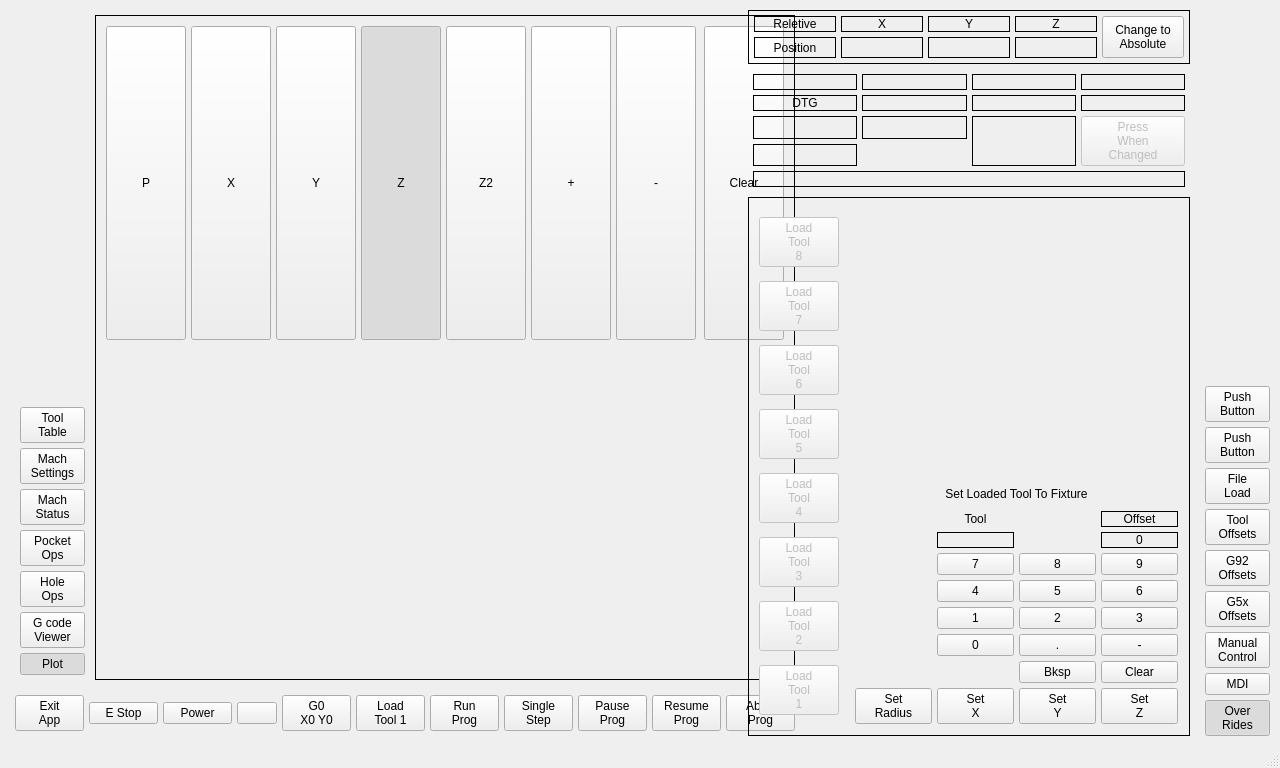
jethornton/mill_touch_v6, file mill_touch_v6/ui/mainwindow.ui: the form before one commit.
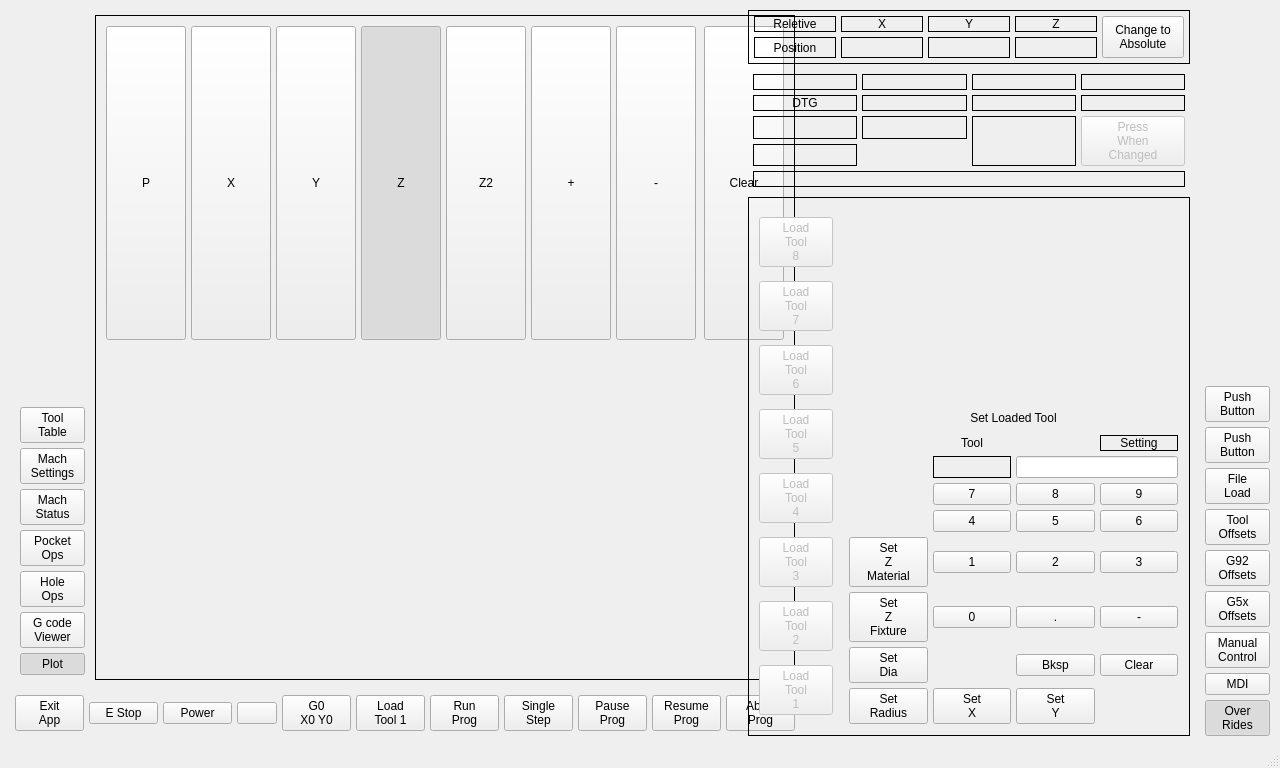
The form after the commit. The open tabs and pages were chosen to show the change. Custom widgets are drawn as their Qt base class.

Commit message: add set tool diameter

```diff
--- a/mill_touch_v6/ui/mainwindow.ui
+++ b/mill_touch_v6/ui/mainwindow.ui
@@ -11,7 +11,7 @@
    </rect>
   </property>
   <property name="sizePolicy">
-   <sizepolicy hsizetype="Minimum" vsizetype="Minimum">
+   <sizepolicy hsizetype="Preferred" vsizetype="Preferred">
     <horstretch>0</horstretch>
     <verstretch>0</verstretch>
    </sizepolicy>
@@ -5888,6 +5888,18 @@
           <layout class="QHBoxLayout" name="horizontalLayout_11">
            <item>
             <widget class="VCPWidget" name="widget">
+             <property name="sizePolicy">
+              <sizepolicy hsizetype="Fixed" vsizetype="Preferred">
+               <horstretch>0</horstretch>
+               <verstretch>0</verstretch>
+              </sizepolicy>
+             </property>
+             <property name="minimumSize">
+              <size>
+               <width>65</width>
+               <height>0</height>
+              </size>
+             </property>
              <property name="rules" stdset="0">
               <string>[{&quot;channels&quot;: [{&quot;url&quot;: &quot;status:enabled&quot;, &quot;trigger&quot;: true}], &quot;property&quot;: &quot;Enable&quot;, &quot;expression&quot;: &quot;ch[0]&quot;, &quot;name&quot;: &quot;Enabled&quot;}]</string>
              </property>
@@ -6054,7 +6066,7 @@
               <item row="1" column="0" colspan="4">
                <widget class="QLabel" name="label_46">
                 <property name="text">
-                 <string>Set Loaded Tool To Fixture</string>
+                 <string>Set Loaded Tool</string>
                 </property>
                 <property name="alignment">
                  <set>Qt::AlignCenter</set>
@@ -6223,17 +6235,6 @@
                    </property>
                   </widget>
                  </item>
-                 <item row="7" column="3">
-                  <widget class="MDIButton" name="mdibutton_17">
-                   <property name="text">
-                    <string>Set
-Z</string>
-                   </property>
-                   <property name="MDICommand" stdset="0">
-                    <string>G10 L11 P#&lt;currentToolLbl&gt; Z#&lt;toolSetLbl&gt;</string>
-                   </property>
-                  </widget>
-                 </item>
                  <item row="4" column="3">
                   <widget class="QPushButton" name="pushButton_148">
                    <property name="text">
@@ -6265,19 +6266,6 @@
                    </property>
                   </widget>
                  </item>
-                 <item row="1" column="3">
-                  <widget class="QLabel" name="toolSetLbl">
-                   <property name="frameShape">
-                    <enum>QFrame::Box</enum>
-                   </property>
-                   <property name="text">
-                    <string>0</string>
-                   </property>
-                   <property name="alignment">
-                    <set>Qt::AlignCenter</set>
-                   </property>
-                  </widget>
-                 </item>
                  <item row="6" column="2">
                   <widget class="QPushButton" name="toolSetBkspBtn">
                    <property name="text">
@@ -6301,7 +6289,7 @@
                     <enum>QFrame::Box</enum>
                    </property>
                    <property name="text">
-                    <string>Offset</string>
+                    <string>Setting</string>
                    </property>
                    <property name="alignment">
                     <set>Qt::AlignCenter</set>
@@ -6319,6 +6307,51 @@
                    </property>
                   </widget>
                  </item>
+                 <item row="6" column="0">
+                  <widget class="MDIButton" name="mdibutton_26">
+                   <property name="text">
+                    <string>Set
+Dia</string>
+                   </property>
+                   <property name="MDICommand" stdset="0">
+                    <string>G10L1P#&lt;currentToolLbl&gt;R#&lt;toolRadiusLbl&gt;</string>
+                   </property>
+                  </widget>
+                 </item>
+                 <item row="5" column="0">
+                  <widget class="MDIButton" name="mdibutton_17">
+                   <property name="text">
+                    <string>Set
+Z
+Fixture</string>
+                   </property>
+                   <property name="MDICommand" stdset="0">
+                    <string>G10 L11 P#&lt;currentToolLbl&gt; Z#&lt;toolSetLbl&gt;</string>
+                   </property>
+                  </widget>
+                 </item>
+                 <item row="4" column="0">
+                  <widget class="MDIButton" name="mdibutton_27">
+                   <property name="text">
+                    <string>Set
+Z
+Material</string>
+                   </property>
+                   <property name="MDICommand" stdset="0">
+                    <string>G10 L10 P#&lt;currentToolLbl&gt; Z#&lt;toolSetLbl&gt;</string>
+                   </property>
+                  </widget>
+                 </item>
+                 <item row="1" column="0">
+                  <widget class="QLabel" name="toolRadiusLbl">
+                   <property name="text">
+                    <string/>
+                   </property>
+                  </widget>
+                 </item>
+                 <item row="1" column="2" colspan="2">
+                  <widget class="QLineEdit" name="toolSetLbl"/>
+                 </item>
                 </layout>
                </widget>
               </item>
```
The commit also changes 1 other file.
